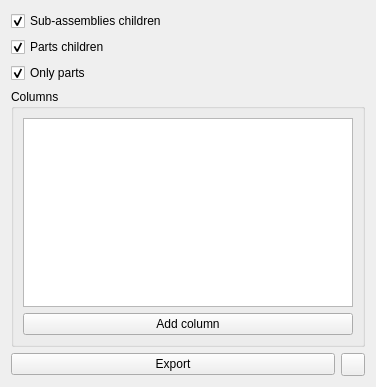
Qt form src/Mod/Assembly/Gui/Resources/panels/TaskAssemblyCreateBom.ui (southseact-3d/fcd) before a commit.
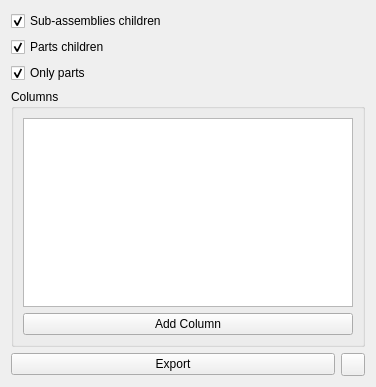
The same form after that commit. Icons and pictures are not drawn. Custom widgets are drawn as their Qt base class.

The edit to the form file:
```diff
--- a/src/Mod/Assembly/Gui/Resources/panels/TaskAssemblyCreateBom.ui
+++ b/src/Mod/Assembly/Gui/Resources/panels/TaskAssemblyCreateBom.ui
@@ -83,7 +83,7 @@
       <item row="1" column="0">
        <widget class="QPushButton" name="btnAddColumn">
         <property name="text">
-         <string>Add column</string>
+         <string>Add Column</string>
         </property>
        </widget>
       </item>
```
Left out of the diff: 8 changed lines with no effect on the pictures.
